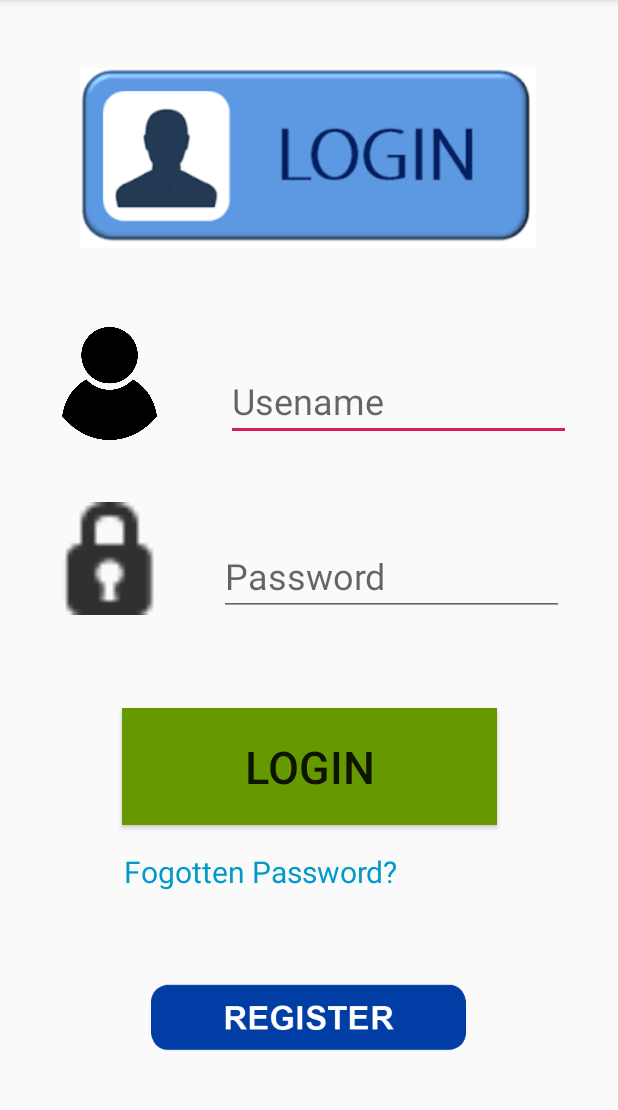
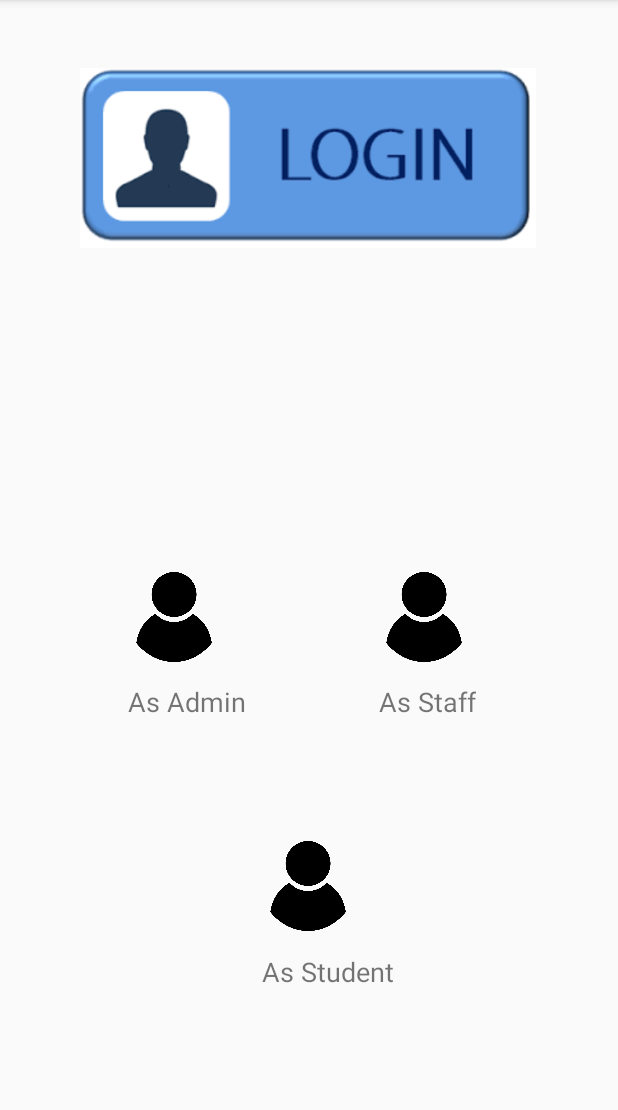
Before and after one commit to charith1997/MAD_2020_Project, an Android app: the screen it shows after launch (MainActivity), on a phone screen of 412 x 824 dp, the part 84-1194 px from its top. Run offline under Robolectric (Android 15) with nearby library versions, the light colour scheme and no system bars.

```diff
--- a/app/src/main/res/layout/activity_main.xml
+++ b/app/src/main/res/layout/activity_main.xml
@@ -7,7 +7,43 @@
     tools:context=".MainActivity">
 
     <ImageView
-        android:id="@+id/login"
+        android:id="@+id/loginasAdmin"
+        android:layout_width="60dp"
+        android:layout_height="60dp"
+        app:layout_constraintBottom_toBottomOf="parent"
+        app:layout_constraintEnd_toEndOf="parent"
+        app:layout_constraintHorizontal_bias="0.245"
+        app:layout_constraintStart_toStartOf="parent"
+        app:layout_constraintTop_toTopOf="parent"
+        app:layout_constraintVertical_bias="0.539"
+        app:srcCompat="@drawable/user" />
+
+    <ImageView
+        android:id="@+id/loginasStaff"
+        android:layout_width="60dp"
+        android:layout_height="60dp"
+        app:layout_constraintBottom_toBottomOf="parent"
+        app:layout_constraintEnd_toEndOf="parent"
+        app:layout_constraintHorizontal_bias="0.717"
+        app:layout_constraintStart_toStartOf="parent"
+        app:layout_constraintTop_toTopOf="parent"
+        app:layout_constraintVertical_bias="0.539"
+        app:srcCompat="@drawable/user" />
+
+    <ImageView
+        android:id="@+id/loginasStudent"
+        android:layout_width="60dp"
+        android:layout_height="60dp"
+        app:layout_constraintBottom_toBottomOf="parent"
+        app:layout_constraintEnd_toEndOf="parent"
+        app:layout_constraintHorizontal_bias="0.498"
+        app:layout_constraintStart_toStartOf="parent"
+        app:layout_constraintTop_toTopOf="parent"
+        app:layout_constraintVertical_bias="0.792"
+        app:srcCompat="@drawable/user" />
+
+    <ImageView
+        android:id="@+id/loginLogo"
         android:layout_width="340dp"
         android:layout_height="120dp"
         app:layout_constraintBottom_toBottomOf="parent"
@@ -18,97 +54,43 @@
         app:layout_constraintVertical_bias="0.07"
         app:srcCompat="@drawable/images" />
 
-    <ImageView
-        android:id="@+id/userpwd"
-        android:layout_width="75dp"
-        android:layout_height="75dp"
+    <TextView
+        android:id="@+id/loginasAdmintxt"
+        android:layout_width="wrap_content"
+        android:layout_height="wrap_content"
+        android:text="As Admin"
+        android:textSize="18sp"
         app:layout_constraintBottom_toBottomOf="parent"
         app:layout_constraintEnd_toEndOf="parent"
-        app:layout_constraintHorizontal_bias="0.104"
+        app:layout_constraintHorizontal_bias="0.256"
         app:layout_constraintStart_toStartOf="parent"
         app:layout_constraintTop_toTopOf="parent"
-        app:layout_constraintVertical_bias="0.483"
-        app:srcCompat="@android:drawable/ic_secure" />
+        app:layout_constraintVertical_bias="0.613" />
 
-    <ImageView
-        android:id="@+id/userlogin"
-        android:layout_width="75dp"
-        android:layout_height="75dp"
+    <TextView
+        android:id="@+id/loginasStafftxt"
+        android:layout_width="wrap_content"
+        android:layout_height="wrap_content"
+        android:text="As Staff"
+        android:textSize="18sp"
         app:layout_constraintBottom_toBottomOf="parent"
         app:layout_constraintEnd_toEndOf="parent"
-        app:layout_constraintHorizontal_bias="0.104"
+        app:layout_constraintHorizontal_bias="0.728"
         app:layout_constraintStart_toStartOf="parent"
         app:layout_constraintTop_toTopOf="parent"
-        app:layout_constraintVertical_bias="0.315"
-        app:srcCompat="@drawable/user" />
+        app:layout_constraintVertical_bias="0.613" />
 
-    <EditText
-        android:id="@+id/userlogin"
-        android:layout_width="230dp"
-        android:layout_height="50dp"
-        android:ems="10"
-        android:hint="Usename"
-        android:inputType="textPersonName"
-        android:textSize="24sp"
+    <TextView
+        android:id="@+id/loginasStudenttxt"
+        android:layout_width="wrap_content"
+        android:layout_height="wrap_content"
+        android:text="As Student"
+        android:textSize="18sp"
         app:layout_constraintBottom_toBottomOf="parent"
         app:layout_constraintEnd_toEndOf="parent"
-        app:layout_constraintHorizontal_bias="0.828"
+        app:layout_constraintHorizontal_bias="0.54"
         app:layout_constraintStart_toStartOf="parent"
         app:layout_constraintTop_toTopOf="parent"
-        app:layout_constraintVertical_bias="0.34" />
-
-    <EditText
-        android:id="@+id/userpwd"
-        android:layout_width="230dp"
-        android:layout_height="50dp"
-        android:ems="10"
-        android:hint="Password"
-        android:inputType="textPersonName"
-        android:textSize="24sp"
-        app:layout_constraintBottom_toBottomOf="parent"
-        app:layout_constraintEnd_toEndOf="parent"
-        app:layout_constraintHorizontal_bias="0.801"
-        app:layout_constraintStart_toStartOf="parent"
-        app:layout_constraintTop_toTopOf="parent"
-        app:layout_constraintVertical_bias="0.502" />
-
-    <Button
-        android:id="@+id/login"
-        android:layout_width="250dp"
-        android:layout_height="78dp"
-        android:background="@android:color/holo_green_dark"
-        android:text="LOGIN"
-        android:textSize="30sp"
-        app:layout_constraintBottom_toBottomOf="parent"
-        app:layout_constraintEnd_toEndOf="parent"
-        app:layout_constraintStart_toStartOf="parent"
-        app:layout_constraintTop_toTopOf="parent"
-        app:layout_constraintVertical_bias="0.684" />
-
-    <TextView
-        android:id="@+id/forgotPwd"
-        android:layout_width="246dp"
-        android:layout_height="32dp"
-        android:text="Fogotten Password?"
-        android:textColor="@android:color/holo_blue_dark"
-        android:textSize="20sp"
-        app:layout_constraintBottom_toBottomOf="parent"
-        app:layout_constraintEnd_toEndOf="parent"
-        app:layout_constraintHorizontal_bias="0.496"
-        app:layout_constraintStart_toStartOf="parent"
-        app:layout_constraintTop_toTopOf="parent"
-        app:layout_constraintVertical_bias="0.771" />
-
-    <ImageView
-        android:id="@+id/register"
-        android:layout_width="210dp"
-        android:layout_height="75dp"
-        app:layout_constraintBottom_toBottomOf="parent"
-        app:layout_constraintEnd_toEndOf="parent"
-        app:layout_constraintHorizontal_bias="0.497"
-        app:layout_constraintStart_toStartOf="parent"
-        app:layout_constraintTop_toTopOf="parent"
-        app:layout_constraintVertical_bias="0.925"
-        app:srcCompat="@drawable/regisert" />
+        app:layout_constraintVertical_bias="0.855" />
 
 </androidx.constraintlayout.widget.ConstraintLayout>
```
